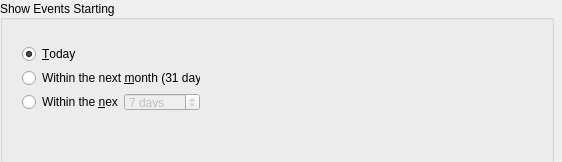
Old version of the form kontact/plugins/korganizer/apptsummaryconfig_base.ui in the repository chusopr/kdepim-ktimetracker-akonadi.
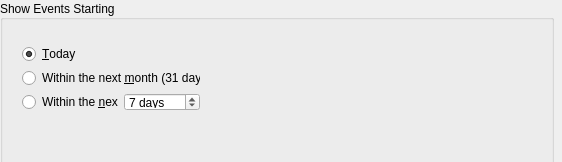
New version of the form.

Commit message: add some logic to enable/disable the custom days spinbox, depending on the state of the radio buttons

Patch:
```diff
--- a/kontact/plugins/korganizer/apptsummaryconfig_base.ui
+++ b/kontact/plugins/korganizer/apptsummaryconfig_base.ui
@@ -77,7 +77,7 @@
        <item>
         <widget class="QSpinBox" name="mCustomDays" >
          <property name="enabled" >
-          <bool>false</bool>
+          <bool>true</bool>
          </property>
          <property name="specialValueText" >
           <string>1 day</string>
```
The commit also changes 1 other file.
